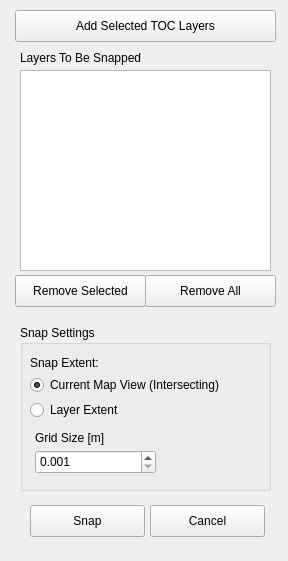
The window that view/SnapToGridWidget.ui (allspatial/vertex-tools) describes before a commit, drawn with Qt 5.
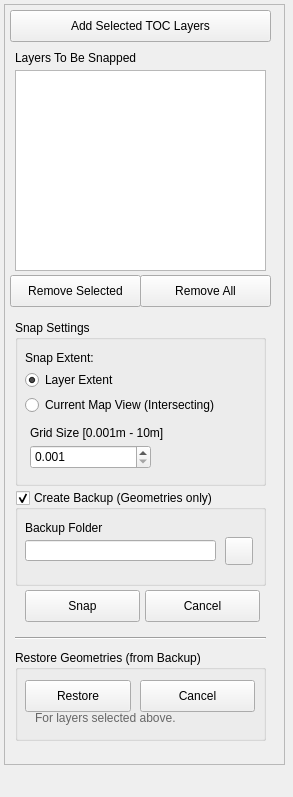
The same window after the commit.

Commit message: Finalized thread handling. Created backup / restore option for geometries.

Diff of the .ui file:
```diff
--- a/view/SnapToGridWidget.ui
+++ b/view/SnapToGridWidget.ui
@@ -6,8 +6,8 @@
    <rect>
     <x>0</x>
     <y>0</y>
-    <width>288</width>
-    <height>561</height>
+    <width>293</width>
+    <height>797</height>
    </rect>
   </property>
   <property name="allowedAreas">
@@ -17,11 +17,126 @@
    <string>Snap To Grid</string>
   </property>
   <widget class="QWidget" name="dockWidgetContents">
-   <widget class="QListWidget" name="snapLayersLWidget">
+   <widget class="QScrollArea" name="scrollArea">
     <property name="geometry">
      <rect>
-      <x>20</x>
-      <y>70</y>
+      <x>4</x>
+      <y>4</y>
+      <width>281</width>
+      <height>761</height>
+     </rect>
+    </property>
+    <property name="widgetResizable">
+     <bool>false</bool>
+    </property>
+    <widget class="QWidget" name="scrollAreaWidgetContents">
+     <property name="geometry">
+      <rect>
+       <x>0</x>
+       <y>0</y>
+       <width>279</width>
+       <height>759</height>
+      </rect>
+     </property>
+     <widget class="Line" name="line">
+      <property name="geometry">
+       <rect>
+        <x>10</x>
+        <y>625</y>
+        <width>251</width>
+        <height>16</height>
+       </rect>
+      </property>
+      <property name="orientation">
+       <enum>Qt::Horizontal</enum>
+      </property>
+     </widget>
+     <widget class="QPushButton" name="add_layers_button">
+      <property name="geometry">
+       <rect>
+        <x>5</x>
+        <y>5</y>
+        <width>261</width>
+        <height>32</height>
+       </rect>
+      </property>
+      <property name="text">
+       <string>Add Selected TOC Layers</string>
+      </property>
+     </widget>
+     <widget class="QPushButton" name="cancel_snap_button">
+      <property name="geometry">
+       <rect>
+        <x>140</x>
+        <y>585</y>
+        <width>115</width>
+        <height>32</height>
+       </rect>
+      </property>
+      <property name="text">
+       <string>Cancel</string>
+      </property>
+     </widget>
+     <widget class="QGroupBox" name="create_backup_gbox">
+      <property name="geometry">
+       <rect>
+        <x>10</x>
+        <y>485</y>
+        <width>251</width>
+        <height>96</height>
+       </rect>
+      </property>
+      <property name="title">
+       <string>Create Backup (Geometries only)</string>
+      </property>
+      <property name="checkable">
+       <bool>true</bool>
+      </property>
+      <widget class="QLabel" name="label_9">
+       <property name="geometry">
+        <rect>
+         <x>10</x>
+         <y>30</y>
+         <width>126</width>
+         <height>16</height>
+        </rect>
+       </property>
+       <property name="text">
+        <string>Backup Folder</string>
+       </property>
+      </widget>
+      <widget class="QLineEdit" name="backup_folder_edit">
+       <property name="geometry">
+        <rect>
+         <x>10</x>
+         <y>50</y>
+         <width>191</width>
+         <height>21</height>
+        </rect>
+       </property>
+       <property name="readOnly">
+        <bool>true</bool>
+       </property>
+      </widget>
+      <widget class="QPushButton" name="backup_folder_button">
+       <property name="geometry">
+        <rect>
+         <x>210</x>
+         <y>47</y>
+         <width>28</width>
+         <height>28</height>
+        </rect>
+       </property>
+       <property name="text">
+        <string/>
+       </property>
+      </widget>
+     </widget>
+     <widget class="QListWidget" name="snap_layers_lwidget">
+      <property name="geometry">
+       <rect>
+        <x>10</x>
+        <y>65</y>
       <width>251</width>
       <height>201</height>
      </rect>
@@ -30,11 +145,37 @@
      <enum>QAbstractItemView::MultiSelection</enum>
     </property>
    </widget>
+     <widget class="QPushButton" name="remove_layer_button">
+      <property name="geometry">
+       <rect>
+        <x>5</x>
+        <y>270</y>
+        <width>131</width>
+        <height>32</height>
+       </rect>
+      </property>
+      <property name="text">
+       <string>Remove Selected</string>
+      </property>
+     </widget>
+     <widget class="QPushButton" name="remove_all_layers_button">
+      <property name="geometry">
+       <rect>
+        <x>135</x>
+        <y>270</y>
+        <width>131</width>
+        <height>32</height>
+       </rect>
+      </property>
+      <property name="text">
+       <string>Remove All</string>
+      </property>
+     </widget>
    <widget class="QLabel" name="label_5">
     <property name="geometry">
      <rect>
-      <x>20</x>
-      <y>50</y>
+        <x>10</x>
+        <y>45</y>
       <width>206</width>
       <height>16</height>
      </rect>
@@ -43,11 +184,11 @@
      <string>Layers To Be Snapped</string>
     </property>
    </widget>
-   <widget class="QGroupBox" name="groupBox_2">
+     <widget class="QGroupBox" name="snap_settings_gbox">
     <property name="geometry">
      <rect>
-      <x>20</x>
-      <y>325</y>
+        <x>10</x>
+        <y>315</y>
       <width>251</width>
       <height>166</height>
      </rect>
@@ -59,7 +200,7 @@
      <property name="geometry">
       <rect>
        <x>10</x>
-       <y>75</y>
+         <y>50</y>
        <width>126</width>
        <height>20</height>
       </rect>
@@ -67,12 +208,15 @@
      <property name="text">
       <string>Layer Extent</string>
      </property>
-    </widget>
-    <widget class="QRadioButton" name="mapExtentRButton">
+       <property name="checked">
+        <bool>true</bool>
+       </property>
+      </widget>
+      <widget class="QRadioButton" name="map_extent_rbutton">
      <property name="geometry">
       <rect>
        <x>10</x>
-       <y>50</y>
+         <y>75</y>
        <width>231</width>
        <height>20</height>
       </rect>
@@ -81,7 +225,7 @@
       <string>Current Map View (Intersecting)</string>
      </property>
      <property name="checked">
-      <bool>true</bool>
+        <bool>false</bool>
      </property>
     </widget>
     <widget class="QLabel" name="label_6">
@@ -89,15 +233,15 @@
       <rect>
        <x>15</x>
        <y>105</y>
-       <width>121</width>
+         <width>191</width>
        <height>16</height>
       </rect>
      </property>
      <property name="text">
-      <string>Grid Size [m]</string>
-     </property>
-    </widget>
-    <widget class="QDoubleSpinBox" name="gridSizeSBox">
+        <string>Grid Size [0.001m - 10m]</string>
+       </property>
+      </widget>
+      <widget class="QDoubleSpinBox" name="grid_size_sbox">
      <property name="geometry">
       <rect>
        <x>15</x>
@@ -113,7 +257,7 @@
       <double>0.001000000000000</double>
      </property>
      <property name="maximum">
-      <double>20.000000000000000</double>
+        <double>10.000000000000000</double>
      </property>
      <property name="singleStep">
       <double>0.010000000000000</double>
@@ -133,11 +277,63 @@
      </property>
     </widget>
    </widget>
-   <widget class="QPushButton" name="snapButton">
+     <widget class="QGroupBox" name="restore_geom_gbox">
     <property name="geometry">
      <rect>
-      <x>30</x>
-      <y>505</y>
+        <x>10</x>
+        <y>645</y>
+        <width>251</width>
+        <height>91</height>
+       </rect>
+      </property>
+      <property name="title">
+       <string>Restore Geometries (from Backup)</string>
+      </property>
+      <widget class="QPushButton" name="restore_button">
+       <property name="geometry">
+        <rect>
+         <x>10</x>
+         <y>30</y>
+         <width>106</width>
+         <height>32</height>
+        </rect>
+       </property>
+       <property name="text">
+        <string>Restore</string>
+       </property>
+      </widget>
+      <widget class="QPushButton" name="cancel_restore_button">
+       <property name="geometry">
+        <rect>
+         <x>125</x>
+         <y>30</y>
+         <width>115</width>
+         <height>32</height>
+        </rect>
+       </property>
+       <property name="text">
+        <string>Cancel</string>
+       </property>
+      </widget>
+      <widget class="QLabel" name="label">
+       <property name="geometry">
+        <rect>
+         <x>20</x>
+         <y>60</y>
+         <width>166</width>
+         <height>16</height>
+        </rect>
+       </property>
+       <property name="text">
+        <string>&lt;html&gt;&lt;head/&gt;&lt;body&gt;&lt;p&gt;&lt;span style=&quot; color:#666666;&quot;&gt;For layers selected above.&lt;/span&gt;&lt;/p&gt;&lt;/body&gt;&lt;/html&gt;</string>
+       </property>
+      </widget>
+     </widget>
+     <widget class="QPushButton" name="snap_button">
+      <property name="geometry">
+       <rect>
+        <x>20</x>
+        <y>585</y>
       <width>115</width>
       <height>32</height>
      </rect>
@@ -146,57 +342,7 @@
      <string>Snap</string>
     </property>
    </widget>
-   <widget class="QPushButton" name="cancelButton">
-    <property name="geometry">
-     <rect>
-      <x>150</x>
-      <y>505</y>
-      <width>115</width>
-      <height>32</height>
-     </rect>
-    </property>
-    <property name="text">
-     <string>Cancel</string>
-    </property>
-   </widget>
-   <widget class="QPushButton" name="removeLayerButton">
-    <property name="geometry">
-     <rect>
-      <x>15</x>
-      <y>275</y>
-      <width>131</width>
-      <height>32</height>
-     </rect>
-    </property>
-    <property name="text">
-     <string>Remove Selected</string>
-    </property>
-   </widget>
-   <widget class="QPushButton" name="removeAllLayersButton">
-    <property name="geometry">
-     <rect>
-      <x>145</x>
-      <y>275</y>
-      <width>131</width>
-      <height>32</height>
-     </rect>
-    </property>
-    <property name="text">
-     <string>Remove All</string>
-    </property>
-   </widget>
-   <widget class="QPushButton" name="addLayersButton">
-    <property name="geometry">
-     <rect>
-      <x>15</x>
-      <y>10</y>
-      <width>261</width>
-      <height>32</height>
-     </rect>
-    </property>
-    <property name="text">
-     <string>Add Selected TOC Layers</string>
-    </property>
+    </widget>
    </widget>
   </widget>
  </widget>
```
Left out of the diff: 25 changed lines with no effect on the pictures. Lines whose indentation alone changed are shown as unchanged. The commit also changes 13 other files.
